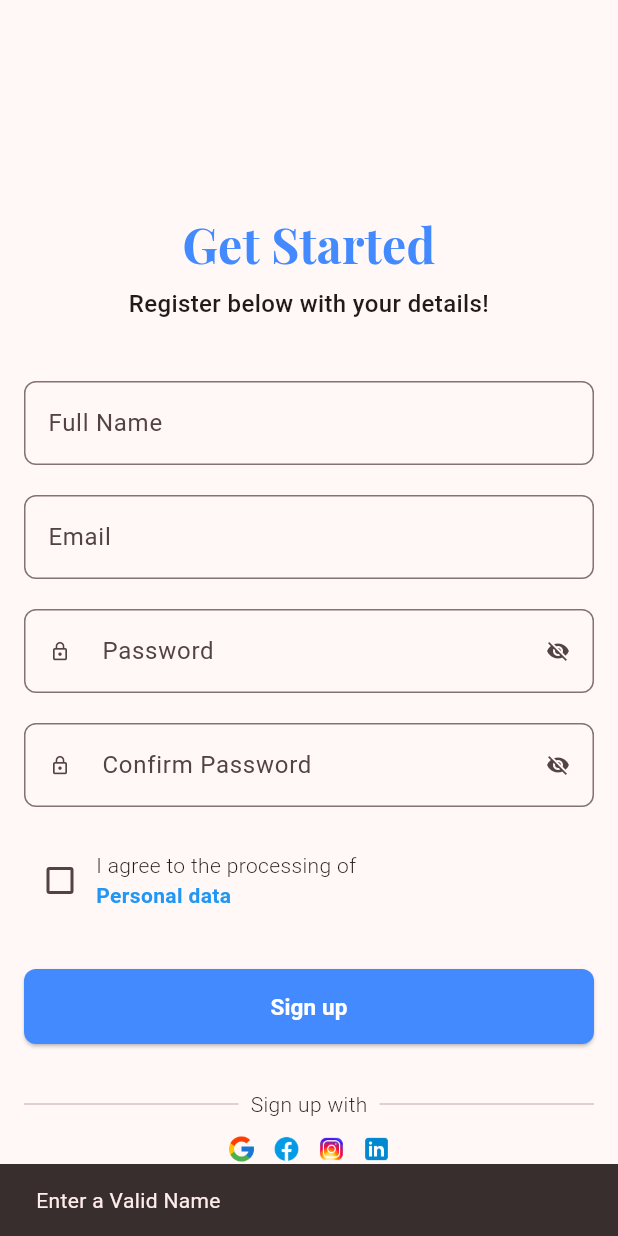
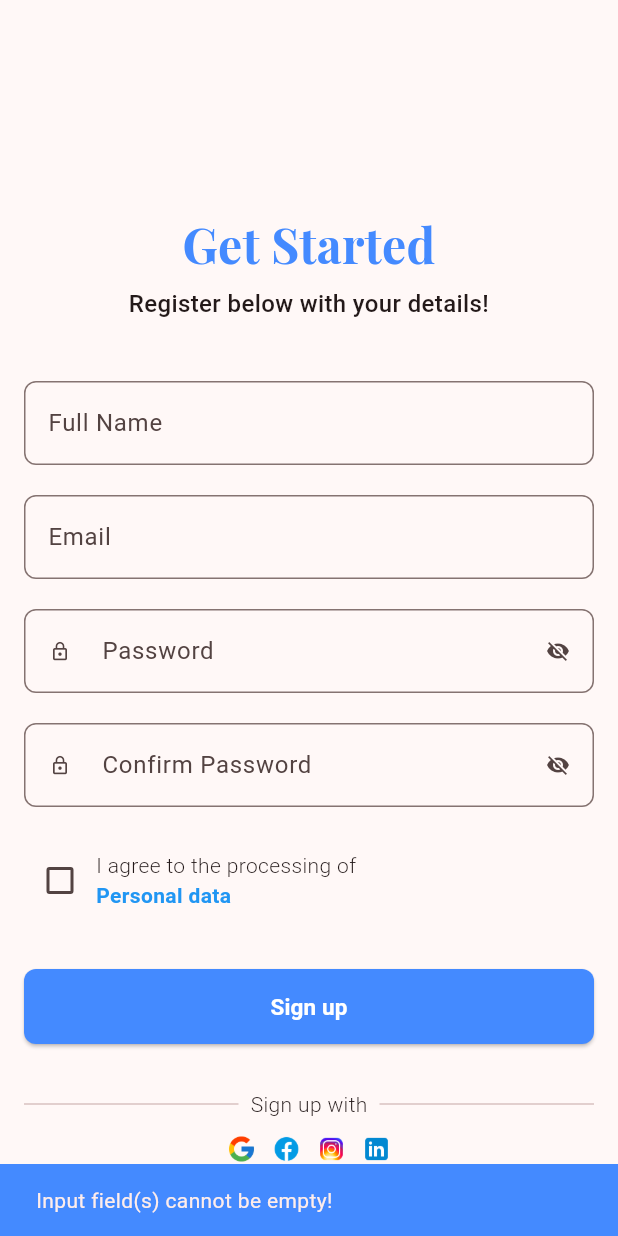
Before and after one commit to Jennieby/first_wtf_app_MediCall, a Flutter app: the SignupPage screen opened by its route, after a tap on "Sign up", on a phone screen of 412 x 824 dp. Run offline on Flutter 3.47's test engine with Material 3 defaults, Android fonts, the phone set to English and light mode, and no system bars; our stand-ins replace google_fonts.

Commit message:
fixed error with navigation

```diff
--- a/lib/pages/login_page.dart
+++ b/lib/pages/login_page.dart
@@ -137,9 +137,9 @@ class _LoginPageState extends State<LoginPage> {
               Text("Don't have an account?"),
               GestureDetector(
                 onTap: () {
-                  setState(() {
+
                     Navigator.of(context).pushReplacementNamed("/signup");
-                  });
+
                 },
                 child: Text(
                   " Sign up",
--- a/lib/pages/signup_page.dart
+++ b/lib/pages/signup_page.dart
@@ -94,7 +94,13 @@ class _SignupPageState extends State<SignupPage> {
           CustomButton(
             buttonText: "Sign up",
             onTap: () {
-              if (!RegExp(r'^[A-Za-z\s]+$').hasMatch(fullNameController.text)) {
+              if (fullNameController.text.isNotEmpty &&
+                  emailController.text.isNotEmpty &&
+                  passwordController.text.isNotEmpty &&
+                  confirmPasswordController.text.isNotEmpty) {
+                if (!RegExp(
+                  r'^[A-Za-z\s]+$',
+                ).hasMatch(fullNameController.text)) {
                   ScaffoldMessenger.of(
                     context,
                   ).showSnackBar(SnackBar(content: Text("Enter a Valid Name")));
@@ -134,14 +140,20 @@ class _SignupPageState extends State<SignupPage> {
                     context: context,
                     builder: (context) {
                       return AlertDialog(
-                      content: Text("Tick the agree box to proceed to sign up"),
+                        content: Text(
+                          "Tick the agree box to proceed to sign up",
+                        ),
                       );
                     },
                   );
                   return;
                 }
-
                 Navigator.of(context).pushReplacementNamed("/home");
+              } else {
+                ScaffoldMessenger.of(context).showSnackBar(
+                  SnackBar(backgroundColor: Colors.blueAccent,content: Text("Input field(s) cannot be empty!")),
+                );
+              }
             },
           ),
           SizedBox(height: 30),
```
Lines whose indentation alone changed are shown as unchanged.
